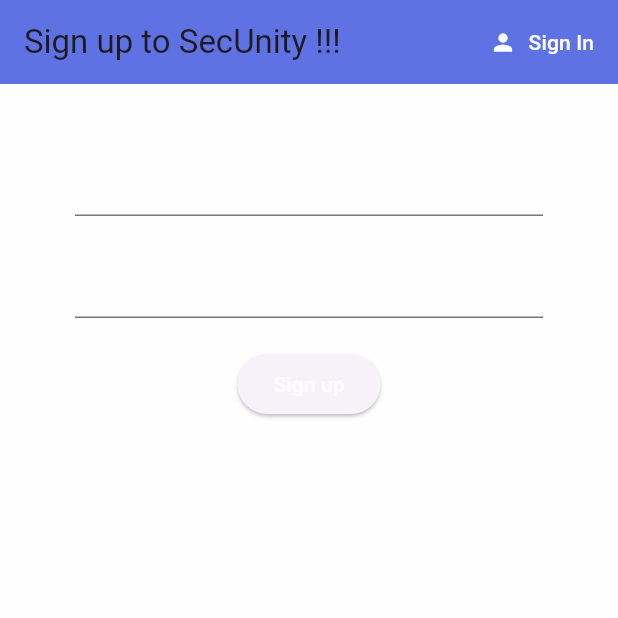
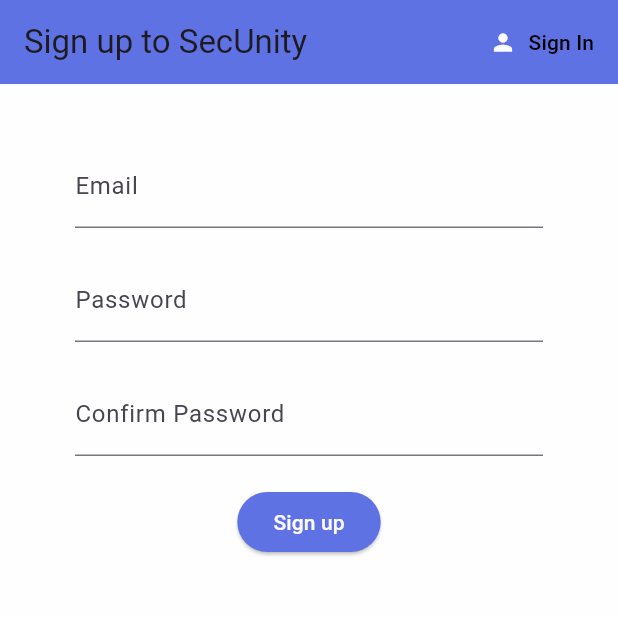
Before and after one commit to Secunity-LTD/Secunity_flutter, a Flutter app: the screen it shows after launch, after a tap on "Sign in", after a tap on "Sign Up", on a phone screen of 412 x 824 dp, the top half of it. Run offline on Flutter 3.47's test engine with Material 3 defaults, Android fonts, the phone set to English and light mode, and no system bars; our stand-ins replace cloud_firestore, firebase_auth, firebase_core, flutter_spinkit, font_awesome_flutter, google_sign_in; accounts and stored records are empty.

Commit message:
Tried to make google login, not completed

```diff
--- a/SecUnity_2/lib/main.dart
+++ b/SecUnity_2/lib/main.dart
@@ -41,7 +41,7 @@
             // Define routes
             routes: {
               '/login': (context) => SignIn(
-                    toggelView: () {},
+                    toggleView: () {},
                   ),
               '/leader': (context) => LeaderScreen(),
               '/crew': (context) => CrewScreen(),
--- a/SecUnity_2/lib/screens/authenticate/authenticate.dart
+++ b/SecUnity_2/lib/screens/authenticate/authenticate.dart
@@ -9,16 +9,16 @@
 
 class _AuthenticateState extends State<Authenticate> {
   bool showSignIn = true;
-  void toggelView(){
-    setState(()=> showSignIn = !showSignIn);
+  void toggleView() {
+    setState(() => showSignIn = !showSignIn);
   }
 
   @override
   Widget build(BuildContext context) {
-    if(showSignIn){
-      return SignIn(toggelView: toggelView);
-    }else{
-      return SignUp(toggelView: toggelView);
+    if (showSignIn) {
+      return SignIn(toggleView: toggleView);
+    } else {
+      return SignUp(toggleView: toggleView);
     }
   }
 }
--- a/SecUnity_2/lib/screens/authenticate/sign_in.dart
+++ b/SecUnity_2/lib/screens/authenticate/sign_in.dart
@@ -1,11 +1,12 @@
 import 'package:flutter/material.dart';
+import 'package:font_awesome_flutter/font_awesome_flutter.dart';
 import 'package:secunity_2/screens/Home/leader_screen.dart'; // Import LeaderScreen
 import 'package:secunity_2/services/auth_service.dart';
 import 'package:secunity_2/constants/constants.dart';
 
 class SignIn extends StatefulWidget {
-  final Function toggelView;
-  SignIn({required this.toggelView});
+  final Function toggleView;
+  SignIn({required this.toggleView});
   @override
   _SignInState createState() => _SignInState();
 }
@@ -30,7 +31,7 @@
         actions: <Widget>[
           TextButton.icon(
             onPressed: () {
-              widget.toggelView();
+              widget.toggleView();
             },
             style: TextButton.styleFrom(
               primary: secondary,
@@ -92,6 +93,35 @@
                   }
                 },
               ),
+              SizedBox(height: 24),
+              ElevatedButton(
+                onPressed: () async {
+                  _authService.signInWithGoogle(context);
+                },
+                style: ElevatedButton.styleFrom(
+                  primary: Colors.red, // Change button color to red
+                ),
+                child: Container(
+                  child: const Center(
+                    child: Row(
+                      mainAxisAlignment: MainAxisAlignment.center,
+                      children: [
+                        Icon(
+                          FontAwesomeIcons.google,
+                          color: Colors.white, // Change icon color to white
+                        ),
+                        SizedBox(width: 5.0),
+                        Text(
+                          'Sign in with Google',
+                          style: TextStyle(
+                              color:
+                                  Colors.white), // Change text color to white
+                        ),
+                      ],
+                    ),
+                  ),
+                ),
+              ),
               SizedBox(height: 12.0),
               Text(
                 error,
--- a/SecUnity_2/lib/screens/authenticate/sign_up.dart
+++ b/SecUnity_2/lib/screens/authenticate/sign_up.dart
@@ -1,13 +1,11 @@
-import 'package:flutter/cupertino.dart';
 import 'package:flutter/material.dart';
-
 import '../../constants/constants.dart';
 import '../../services/auth_service.dart';
 
 class SignUp extends StatefulWidget {
-  // const SignUp({super.key});
-  final Function toggelView;
-  SignUp({required this.toggelView});
+  final Function toggleView;
+  SignUp({required this.toggleView});
+
   @override
   _SignUpState createState() => _SignUpState();
 }
@@ -16,29 +14,31 @@
   final AuthService _authService = AuthService();
   final _formKey = GlobalKey<FormState>();
   bool loading = false;
-
-  // text field state
   String email = '';
   String password = '';
+  String confirmPassword = '';
   String error = '';
 
   @override
   Widget build(BuildContext context) {
-
     return Scaffold(
       backgroundColor: secondary,
       appBar: AppBar(
         backgroundColor: primary,
         elevation: 0.0,
-        title: Text('Sign up to SecUnity !!!'),
+        title: Text('Sign up to SecUnity'),
         actions: <Widget>[
           TextButton.icon(
-              onPressed: (){widget.toggelView();},
-              style: TextButton.styleFrom(
-                foregroundColor: secondary,
+            onPressed: () {
+              widget.toggleView();
+            },
+            style: TextButton.styleFrom(primary: secondary),
+            icon: Icon(Icons.person),
+            label: Text(
+              'Sign In',
+              style: TextStyle(color: Colors.black),
             ),
-              icon: Icon(Icons.person),
-              label: Text('Sign In'))
+          ),
         ],
       ),
       body: Container(
@@ -49,44 +49,76 @@
             children: <Widget>[
               SizedBox(height: 20.0),
               TextFormField(
-                validator: (value) => value!.isEmpty? 'Enter an email': null,
-                onChanged: (value){
+                decoration: InputDecoration(
+                  labelText: 'Email',
+                ),
+                validator: (value) => value!.isEmpty ? 'Enter an email' : null,
+                onChanged: (value) {
                   setState(() => email = value);
                 },
               ),
               SizedBox(height: 20.0),
               TextFormField(
-                validator: (value) => value!.length < 6 ? 'Enter a password 6+ charts long': null,
+                decoration: InputDecoration(
+                  labelText: 'Password',
+                ),
+                validator: (value) => value!.length < 6
+                    ? 'Enter a password 6+ characters long'
+                    : null,
                 obscureText: true,
-                onChanged: (value){
+                onChanged: (value) {
                   setState(() => password = value);
                 },
               ),
               SizedBox(height: 20.0),
+              TextFormField(
+                decoration: InputDecoration(
+                  labelText: 'Confirm Password',
+                ),
+                validator: (value) {
+                  if (value != password) {
+                    return 'Passwords do not match';
+                  }
+                  return null;
+                },
+                obscureText: true,
+                onChanged: (value) {
+                  setState(() => confirmPassword = value);
+                },
+              ),
+              SizedBox(height: 20.0),
               ElevatedButton(
-                  // style: ElevatedButton.styleFrom(
-                  //   backgroundColor: Colors.pink[400],
-                  // ),
+                style: ButtonStyle(
+                  backgroundColor: MaterialStateProperty.all<Color>(primary),
+                ),
                 child: Text(
                   'Sign up',
                   style: TextStyle(color: secondary),
                 ),
                 onPressed: () async {
-                    if(_formKey.currentState!.validate()){
-                      setState(()=> loading = true);
+                  if (_formKey.currentState!.validate()) {
+                    setState(() => loading = true);
                     dynamic result = await _authService.signUp(email, password);
-                      if(result == null){
-                        setState(()  {
-                          error = 'Please provide n valid email';
+                    if (result == null) {
+                      setState(() {
+                        error = 'Please provide a valid email';
                         loading = false;
                       });
+                    } else if (result == 1) {
+                      setState(() {
+                        error = 'The email is already in use';
+                        loading = false;
+                      });
+                    } else {
+                      Navigator.pushReplacementNamed(context, '/sign_in');
                     }
                   }
-                  }),
+                },
+              ),
               SizedBox(height: 12.0),
               Text(
                 error,
-                style:  TextStyle(color: errorColor, fontSize: 14.0),
+                style: TextStyle(color: errorColor, fontSize: 14.0),
               )
             ],
           ),
@@ -95,122 +127,3 @@
     );
   }
 }
-// ----------------------------------------
-// import 'package:flutter/cupertino.dart';
-// import 'package:flutter/material.dart';
-//
-// import '../../constants/constants.dart';
-// import '../../services/auth_service.dart';
-//
-// class SignUp extends StatefulWidget {
-//   final Function toggleView;
-//   SignUp({required this.toggleView});
-//
-//   @override
-//   _SignUpState createState() => _SignUpState();
-// }
-//
-// class _SignUpState extends State<SignUp> {
-//   final AuthService _authService = AuthService();
-//   final _formKey = GlobalKey<FormState>();
-//   bool loading = false;
-//
-//   // text field state
-//   String email = '';
-//   String password = '';
-//   String error = '';
-//
-//   @override
-//   Widget build(BuildContext context) {
-//     return Scaffold(
-//       backgroundColor: secondary,
-//       appBar: AppBar(
-//         backgroundColor: primary,
-//         elevation: 0.0,
-//         title: Text('Sign up to SecUnity !!!'),
-//         actions: <Widget>[
-//           TextButton.icon(
-//             onPressed: () {
-//               widget.toggleView();
-//             },
-//             style: TextButton.styleFrom(
-//               foregroundColor: secondary,
-//             ),
-//             icon: Icon(Icons.person),
-//             label: Text('Sign In'),
-//           )
-//         ],
-//       ),
-//       body: Container(
-//         padding: EdgeInsets.symmetric(vertical: 20.0, horizontal: 50.0),
-//         child: Form(
-//           key: _formKey,
-//           child: Column(
-//             children: <Widget>[
-//               SizedBox(height: 20.0),
-//               TextFormField(
-//                 validator: (value) =>
-//                 value!.isEmpty ? 'Enter an email' : null,
-//                 onChanged: (value) {
-//                   setState(() => email = value);
-//                 },
-//               ),
-//               SizedBox(height: 20.0),
-//               TextFormField(
-//                 validator: (value) =>
-//                 value!.length < 6 ? 'Enter a password 6+ charts long' : null,
-//                 obscureText: true,
-//                 onChanged: (value) {
-//                   setState(() => password = value);
-//                 },
-//               ),
-//               SizedBox(height: 20.0),
-//               ElevatedButton(
-//                 child: Text(
-//                   'Sign up',
-//                   style: TextStyle(color: secondary),
-//                 ),
-//                 onPressed: () async {
-//                   if (_formKey.currentState!.validate()) {
-//                     setState(() => loading = true);
-//
-//                     try {
-//                       // Log: Attempting to sign up
-//                       print('Attempting to sign up with email: $email');
-//
-//                       // Call your sign-up method from AuthService
-//                       dynamic result = await _authService.signIn(email, password);
-//
-//                       // Log: Result of sign-up attempt
-//                       print('Sign up result: $result');
-//
-//                       if (result == null) {
-//                         setState(() {
-//                           error = 'Please provide a valid email';
-//                           loading = false;
-//                         });
-//                       }
-//                     } catch (e) {
-//                       // Log: Error during sign-up
-//                       print('Error during sign-up: $e');
-//
-//                       setState(() {
-//                         error = 'An unexpected error occurred';
-//                         loading = false;
-//                       });
-//                     }
-//                   }
-//                 },
-//               ),
-//               SizedBox(height: 12.0),
-//               Text(
-//                 error,
-//                 style: TextStyle(color: errorColor, fontSize: 14.0),
-//               )
-//             ],
-//           ),
-//         ),
-//       ),
-//     );
-//   }
-// }
```
Also changed, not shown: SecUnity_2/lib/services/auth_service.dart (+54 -21 lines), SecUnity_2/pubspec.yaml (+5 -5 lines), SecUnity_2/pubspec.lock, 1 other file. Lines whose indentation alone changed are shown as unchanged.
